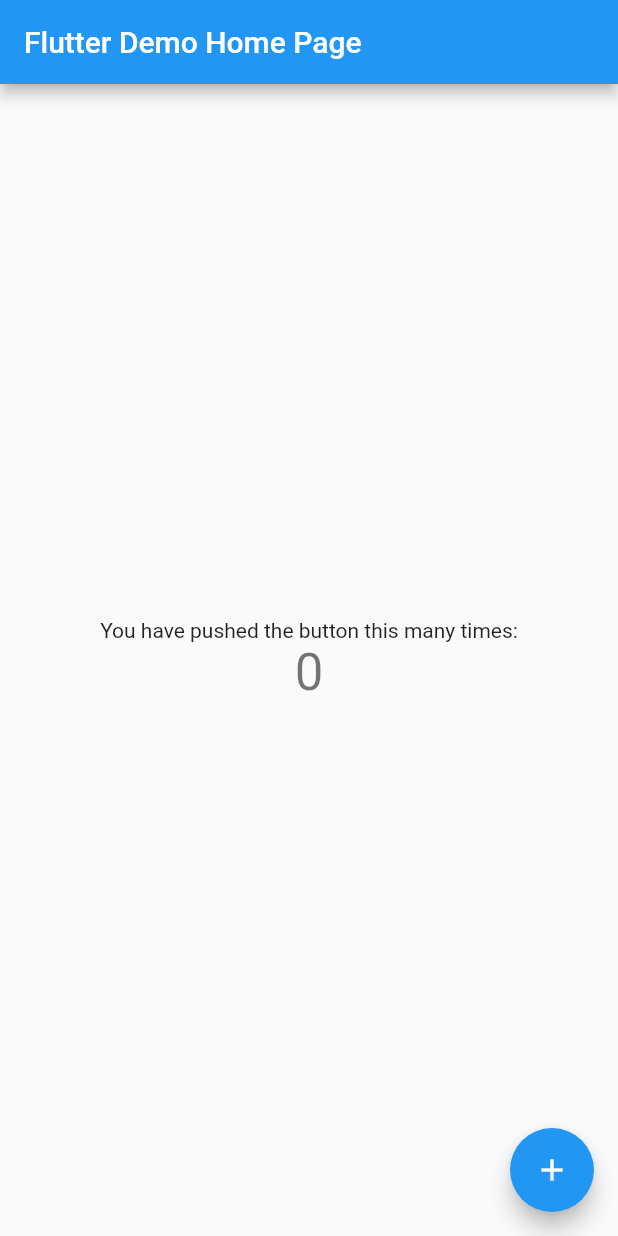
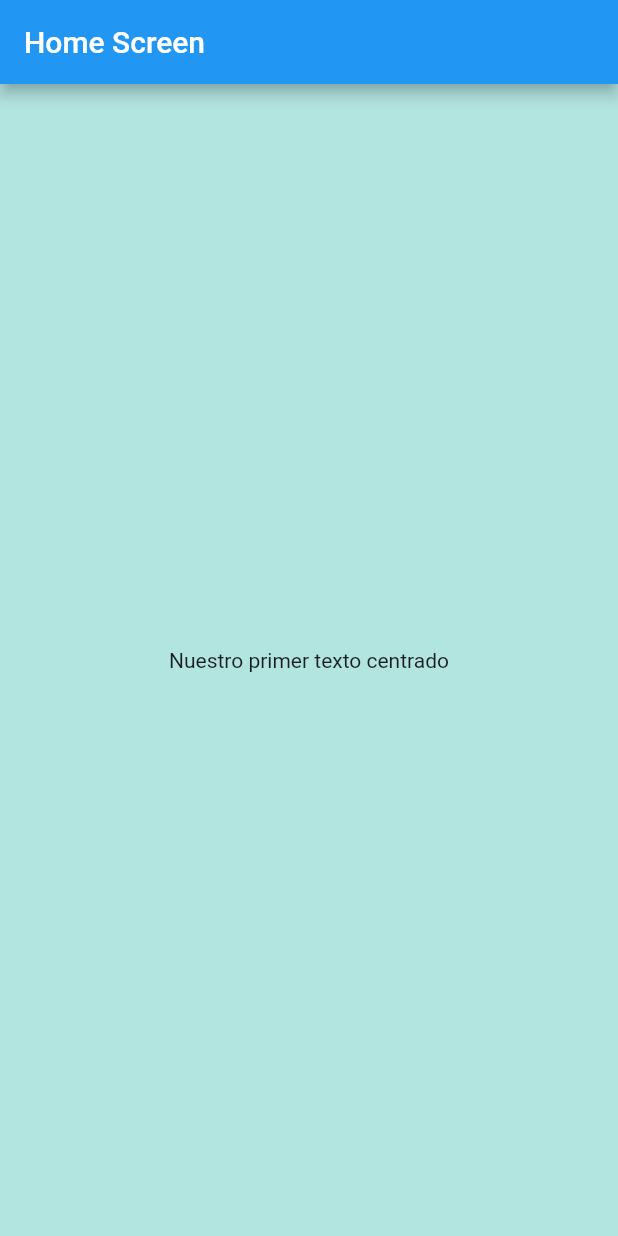
Before and after one commit to Deisy-13/Flutter, a Flutter app: the screen it shows after launch, on a phone screen of 412 x 824 dp. Run offline on Flutter 3.47's test engine with Material 2 defaults, Android fonts, the light colour scheme and no system bars.

Commit message:
nuevo main

```diff
--- /dev/null
+++ b/app_adsi/lib/Screen/home_screen.dart
@@ -0,0 +1,23 @@
+import 'package:flutter/material.dart';
+
+class HomeScreen extends StatelessWidget{
+  const HomeScreen({Key? key}) : super(key: key);
+
+
+
+  @override
+  Widget build(BuildContext context) {
+    return Scaffold(
+    backgroundColor: Color.fromARGB(255, 178, 228, 224),
+    appBar: AppBar(
+      title: const Text('Home Screen'),
+    ),
+    body: const Center(
+    child: Text('Nuestro primer texto centrado'),
+  ),
+      );
+    // TODO: implement build
+
+  }
+
+}
--- a/app_adsi/lib/main.dart
+++ b/app_adsi/lib/main.dart
@@ -1,76 +1,18 @@
+
+import 'package:app_adsi/Screen/home_screen.dart';
 import 'package:flutter/material.dart';
-
-void main() {
-  runApp(const MyApp());
+void main(){
+runApp(MyApp());
 }
 
-class MyApp extends StatelessWidget {
-  const MyApp({Key? key}) : super(key: key);
-
-
+class MyApp extends StatelessWidget{
   @override
   Widget build(BuildContext context) {
+    // TODO: implement build
     return MaterialApp(
-      title: 'Flutter Demo',
-      theme: ThemeData(
-
-        primarySwatch: Colors.blue,
-      ),
-      home: const MyHomePage(title: 'Flutter Demo Home Page'),
-    );
-  }
-}
-
-class MyHomePage extends StatefulWidget {
-  const MyHomePage({Key? key, required this.title}) : super(key: key);
-
-
-
-  final String title;
-
-  @override
-  State<MyHomePage> createState() => _MyHomePageState();
-}
-
-class _MyHomePageState extends State<MyHomePage> {
-  int _counter = 0;
-
-  void _incrementCounter() {
-    setState(() {
-
-      _counter++;
-    });
+      title: 'PROYECTO MOVIL',
+  debugShowCheckedModeBanner: false,
+  home: HomeScreen());
   }
 
-  @override
-  Widget build(BuildContext context) {
-
-    return Scaffold(
-      appBar: AppBar(
-
-        title: Text(widget.title),
-      ),
-      body: Center(
-
-        child: Column(
-
-          mainAxisAlignment: MainAxisAlignment.center,
-          children: <Widget>[
-            const Text(
-              'You have pushed the button this many times:',
-            ),
-            Text(
-              '$_counter',
-              style: Theme.of(context).textTheme.headline4,
-            ),
-          ],
-        ),
-      ),
-      floatingActionButton: FloatingActionButton(
-        onPressed: _incrementCounter,
-        tooltip: 'Increment',
-        child: const Icon(Icons.add),
-      ),
-    );
-  }
 }
```
